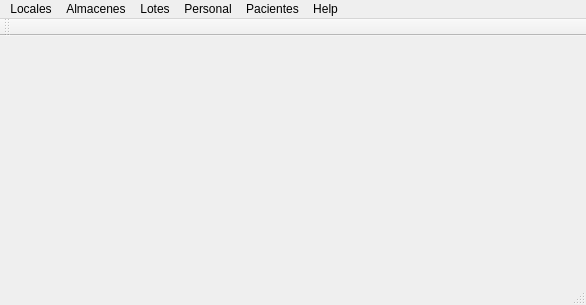
Qt form PAF_GUI/PAF_GRAFICA/gui/mainwindow.ui (JMOrbegoso/USS-2021-II-PP) before a commit.
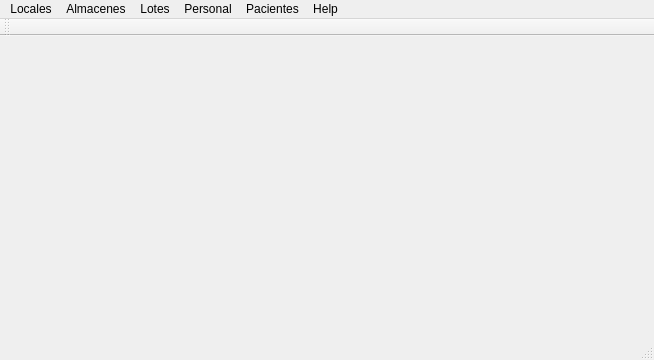
The same form after that commit.

The edit to the form file:
```diff
--- a/PAF_GUI/PAF_GRAFICA/gui/mainwindow.ui
+++ b/PAF_GUI/PAF_GRAFICA/gui/mainwindow.ui
@@ -6,8 +6,8 @@
    <rect>
     <x>0</x>
     <y>0</y>
-    <width>586</width>
-    <height>305</height>
+    <width>654</width>
+    <height>360</height>
    </rect>
   </property>
   <property name="windowTitle">
@@ -19,7 +19,7 @@
     <rect>
      <x>0</x>
      <y>0</y>
-     <width>586</width>
+     <width>654</width>
      <height>20</height>
     </rect>
    </property>
```
